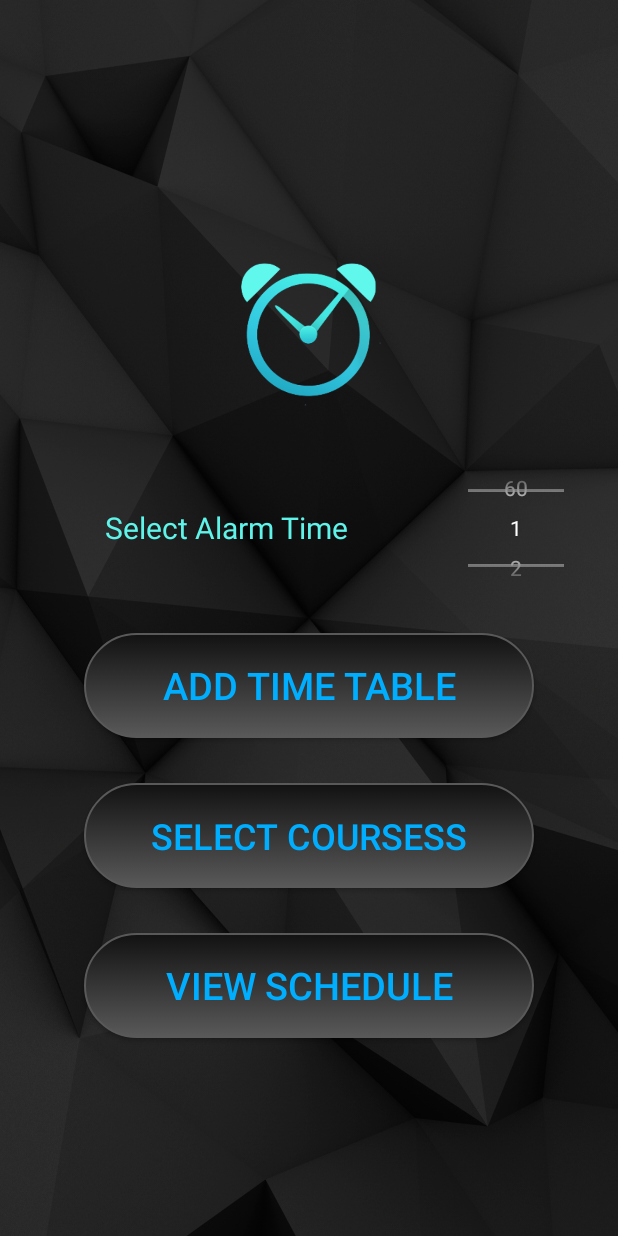
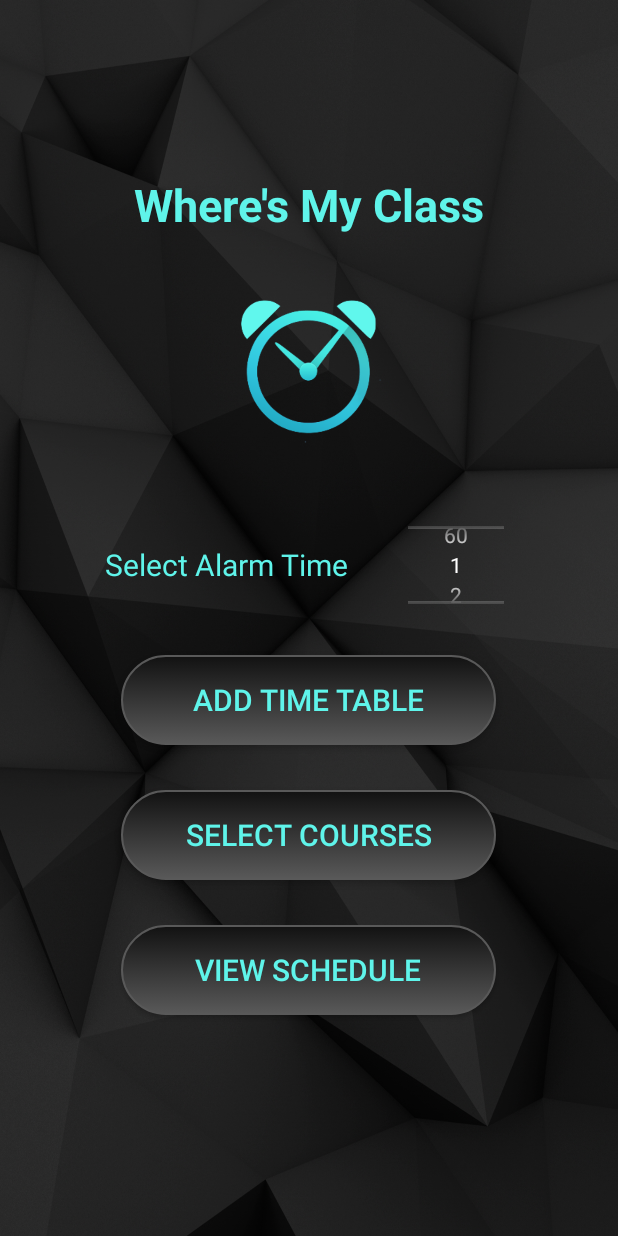
Before and after one commit to Faateh-Jarree/WheresMyClass, an Android app: the Add_Table screen opened directly, with no data from a screen before it, on a phone screen of 412 x 824 dp. Run offline under Robolectric (Android 15) with nearby library versions, the phone set to English and light mode, and no system bars.

Commit message:
5th Commit: Shiza Theme consistancy, navigation drawer items

```diff
--- a/app/src/main/java/com/droids/ffs/smd_project/Add_Table.java
+++ b/app/src/main/java/com/droids/ffs/smd_project/Add_Table.java
@@ -1,8 +1,13 @@
 package com.droids.ffs.smd_project;
 
 import android.app.Activity;
+import android.content.Context;
 import android.content.Intent;
 import android.content.SharedPreferences;
+import android.graphics.Canvas;
+import android.graphics.Color;
+import android.graphics.Paint;
+import android.graphics.Path;
 import android.net.Uri;
 import android.os.Environment;
 import android.support.v7.app.AppCompatActivity;
@@ -12,6 +17,7 @@ import android.view.View;
 import android.view.Window;
 import android.view.WindowManager;
 import android.widget.Button;
+import android.widget.LinearLayout;
 import android.widget.NumberPicker;
 
 import com.droids.ffs.smd_project.SQLite.Class;
@@ -41,12 +47,26 @@ public class Add_Table extends AppCompatActivity {
 
         setContentView(R.layout.add_table);
 
+
         //Initialize buttons and Picker
         init();
 
 
         //for testingg to load dummy data in db
-        DatabaseOperation();
+//        DatabaseOperation();
+
+        String message = getIntent().getStringExtra("message");
+        if(message == "addimeTable"){
+            Intent filepicker = new Intent(Intent.ACTION_GET_CONTENT);
+            filepicker.setType("application/vnd.openxmlformats-officedocument.spreadsheetml.sheet");
+            startActivityForResult(filepicker, 1);
+        }
+        else if (message == "selectCourses"){
+            Intent i = new Intent(this,SelectCourseActivity.class);
+            startActivity(i);
+        }
+
+
     }
 
     // Initializer
@@ -116,23 +136,24 @@ public class Add_Table extends AppCompatActivity {
         }
     }
 
-    public void DatabaseOperation(){
-        //TESTINGGG
-        db = new DBHandler(this);
-        Log.d("Insert","Inserting");
+//    public void DatabaseOperation(){
+//        //TESTINGGG
+//        db = new DBHandler(this);
+//        Log.d("Insert","Inserting");
+//
+//        db.addClass(new Class("Software for mobile devices","B","Monday","8:50","11:00","20","203",R.raw.fastlogo));
+//        db.addClass(new Class("Human Resources","F","Monday","2:00","3:00","10","202",R.raw.fastlogo));
+//        db.addClass(new Class("Artificial Intelligence","F","Tuesday","9:50","11:50","15","303",R.raw.fastlogo));
+//        db.addClass(new Class("Natural language Processing","E","Wednesday","8:50","11:00","20","316",R.raw.fastlogo));
+//        db.addClass(new Class("Deep Learning","B","Thursday","9:00","11:00","20","201",R.raw.fastlogo));
+//        db.addClass(new Class("Leadership","E","Friday","8:50","11:00","20","216",R.raw.fastlogo));
+//
+//        Log.d("Read","Reading");
+//        List<Class> classes = db.getAllClasses();
+//
+//        for(int i=0;i<classes.size();i++){
+//            Log.d("Reading",classes.get(i).getCourseName());
+//        }
+//    }
 
-        db.addClass(new Class("Software for mobile devices","B","Monday","8:50","11:00","20","203",R.raw.fastlogo));
-        db.addClass(new Class("Human Resources","F","Monday","2:00","3:00","10","202",R.raw.fastlogo));
-        db.addClass(new Class("Artificial Intelligence","F","Tuesday","9:50","11:50","15","303",R.raw.fastlogo));
-        db.addClass(new Class("Natural language Processing","E","Wednesday","8:50","11:00","20","316",R.raw.fastlogo));
-        db.addClass(new Class("Deep Learning","B","Thursday","9:00","11:00","20","201",R.raw.fastlogo));
-        db.addClass(new Class("Leadership","E","Friday","8:50","11:00","20","216",R.raw.fastlogo));
-
-        Log.d("Read","Reading");
-        List<Class> classes = db.getAllClasses();
-
-        for(int i=0;i<classes.size();i++){
-            Log.d("Reading",classes.get(i).getCourseName());
-        }
-    }
 }
--- a/app/src/main/java/com/droids/ffs/smd_project/SelectCourse/CardListAdapter.java
+++ b/app/src/main/java/com/droids/ffs/smd_project/SelectCourse/CardListAdapter.java
@@ -60,6 +60,7 @@ public class CardListAdapter extends RecyclerView.Adapter<CardListAdapter.MyView
 
     public void removeItem(int position)
     {
+
         classlist.remove(position);
         notifyItemRemoved(position);
     }
@@ -67,10 +68,7 @@ public class CardListAdapter extends RecyclerView.Adapter<CardListAdapter.MyView
 
     public void restoreItem(Class i, int position)
     {
-
-
         classlist.add(position, i);
-
         notifyItemInserted(position);
     }
 
--- /dev/null
+++ b/app/src/main/res/drawable/ic_access_time_black_24dp.xml
@@ -0,0 +1,5 @@
+<vector android:height="24dp" android:tint="@color/imageViews"
+    android:viewportHeight="24.0" android:viewportWidth="24.0"
+    android:width="24dp" xmlns:android="http://schemas.android.com/apk/res/android">
+    <path android:fillColor="#FF000000" android:pathData="M11.99,2C6.47,2 2,6.48 2,12s4.47,10 9.99,10C17.52,22 22,17.52 22,12S17.52,2 11.99,2zM12,20c-4.42,0 -8,-3.58 -8,-8s3.58,-8 8,-8 8,3.58 8,8 -3.58,8 -8,8zM12.5,7H11v6l5.25,3.15 0.75,-1.23 -4.5,-2.67z"/>
+</vector>
--- /dev/null
+++ b/app/src/main/res/drawable/ic_class_black_24dp.xml
@@ -0,0 +1,5 @@
+<vector android:height="24dp" android:tint="@color/imageViews"
+    android:viewportHeight="24.0" android:viewportWidth="24.0"
+    android:width="24dp" xmlns:android="http://schemas.android.com/apk/res/android">
+    <path android:fillColor="#FF000000" android:pathData="M18,2H6c-1.1,0 -2,0.9 -2,2v16c0,1.1 0.9,2 2,2h12c1.1,0 2,-0.9 2,-2V4c0,-1.1 -0.9,-2 -2,-2zM6,4h5v8l-2.5,-1.5L6,12V4z"/>
+</vector>
--- /dev/null
+++ b/app/src/main/res/drawable/ic_room_black_24dp.xml
@@ -0,0 +1,5 @@
+<vector android:height="24dp" android:tint="@color/imageViews"
+    android:viewportHeight="24.0" android:viewportWidth="24.0"
+    android:width="24dp" xmlns:android="http://schemas.android.com/apk/res/android">
+    <path android:fillColor="#FF000000" android:pathData="M12,2C8.13,2 5,5.13 5,9c0,5.25 7,13 7,13s7,-7.75 7,-13c0,-3.87 -3.13,-7 -7,-7zM12,11.5c-1.38,0 -2.5,-1.12 -2.5,-2.5s1.12,-2.5 2.5,-2.5 2.5,1.12 2.5,2.5 -1.12,2.5 -2.5,2.5z"/>
+</vector>
--- a/app/src/main/res/layout/add_table.xml
+++ b/app/src/main/res/layout/add_table.xml
@@ -8,13 +8,25 @@
     android:id="@+id/rel_view">
 
 
+
+    <TextView
+        android:layout_width="match_parent"
+        android:layout_height="50dp"
+        android:text="Where's My Class"
+        android:textColor="@color/colorAccent"
+        android:textSize="30sp"
+        android:textStyle="bold"
+        android:gravity="center"
+        android:layout_marginTop="-35dp"/>
+
     <ImageView
         android:id="@+id/logo_img"
         android:layout_width="140dp"
         android:layout_height="170dp"
         android:layout_marginBottom="10dp"
         android:layout_centerHorizontal="true"
-        android:src="@drawable/logo2" />
+        android:src="@drawable/logo2"
+        android:layout_marginTop="10dp"/>
 
     <LinearLayout
         android:layout_below="@+id/logo_img"
@@ -25,60 +37,62 @@
         android:layout_centerHorizontal="true"
         android:layout_marginBottom="30dp">
 
+
         <TextView
             android:id="@+id/select_time_tv"
             android:layout_width="wrap_content"
             android:layout_height="wrap_content"
             android:text="@string/addTable_tv"
             android:textColor="@color/colorAccent"
-            android:textSize="20dp"
+            android:textSize="20sp"
             android:layout_marginStart="70dp"
             android:layout_marginTop="26dp"/>
 
         <NumberPicker
             android:id="@+id/number_picker_wgt"
             android:layout_width="wrap_content"
-            android:layout_height="80dp"
+            android:layout_height="60dp"
+            android:layout_marginTop="10dp"
             android:layout_toRightOf="@+id/select_time_tv"
-            android:layout_marginStart="80dp"/>
+            android:layout_marginStart="40dp"/>
     </LinearLayout>
 
 
     <Button
         android:id="@+id/add_time_table_btn"
         android:layout_below="@+id/lin_view"
-        android:layout_width="300dp"
-        android:layout_height="70dp"
+        android:layout_width="250dp"
+        android:layout_height="60dp"
         android:layout_marginBottom="30dp"
         android:background="@drawable/circular_button"
         android:text="@string/addTable_addTimeTable"
-        android:textColor="@color/colorAddTableButton"
-        android:textSize="25dp"
+        android:textColor="@color/colorAccent"
+        android:textSize="20sp"
         android:onClick="onClickAddTable"
         android:layout_centerHorizontal="true"/>
 
     <Button
         android:id="@+id/select_courses_btn"
         android:layout_below="@id/add_time_table_btn"
-        android:layout_width="300dp"
-        android:layout_height="70dp"
+        android:layout_width="250dp"
+        android:layout_height="60dp"
         android:layout_marginBottom="30dp"
         android:background="@drawable/circular_button"
         android:text="@string/addTable_selectCourses"
-        android:textColor="@color/colorAddTableButton"
-        android:textSize="24dp"
+        android:textColor="@color/colorAccent"
+        android:textSize="20sp"
         android:onClick="onClickSelectCourses"
         android:layout_centerHorizontal="true"/>
 
     <Button
         android:id="@+id/view_schedule_btn"
         android:layout_below="@+id/select_courses_btn"
-        android:layout_width="300dp"
-        android:layout_height="70dp"
+        android:layout_width="250dp"
+        android:layout_height="60dp"
         android:background="@drawable/circular_button"
         android:text="@string/addTable_viewSchedule"
-        android:textColor="@color/colorAddTableButton"
-        android:textSize="25dp"
+        android:textColor="@color/colorAccent"
+        android:textSize="20sp"
         android:onClick="onClickViewSchedule"
         android:layout_centerHorizontal="true"/>
 
--- a/app/src/main/res/layout/navigation_drawer.xml
+++ b/app/src/main/res/layout/navigation_drawer.xml
@@ -30,7 +30,7 @@
                 android:id="@+id/toolbars"
                 android:layout_width="match_parent"
                 android:layout_height="?attr/actionBarSize"
-                android:background="#000"
+                android:background="@drawable/black_back"
                 android:theme="@style/ThemeOverlay.AppCompat.ActionBar" />
 
             <android.support.design.widget.CollapsingToolbarLayout
@@ -86,7 +86,8 @@
                 android:id="@+id/htab_viewpager"
                 android:layout_width="match_parent"
                 android:layout_height="match_parent"
-                app:layout_behavior="@string/appbar_scrolling_view_behavior"/>
+                android:background="@drawable/black_back"
+                app:layout_behavior="@string/appbar_scrolling_view_behavior" />
 
         </android.support.design.widget.AppBarLayout>
 
--- a/app/src/main/res/values/strings.xml
+++ b/app/src/main/res/values/strings.xml
@@ -1,8 +1,9 @@
 <resources>
     <string name="app_name">SMD_Project</string>
-    <string name="import_">import</string>
-    <string name="gallery_">gallery</string>
+    <string name="import_">Import Timetable</string>
+    <string name="courses">Select Course</string>
     <string name="slideshow_">slideshow</string>
+    <string name="Reminder">Set reminder time</string>
     <string name="tools_">tools</string>
 
     <string name="repeat_alarms">Repeat Alarms</string>
@@ -11,6 +12,6 @@
     <string name="navigation_drawer_close">Close navigation drawer</string>
     <string name="addTable_addTimeTable">Add Time Table</string>
     <string name="addTable_tv">Select Alarm Time</string>
-    <string name="addTable_selectCourses">Select Coursess</string>
+    <string name="addTable_selectCourses">Select Courses</string>
     <string name="addTable_viewSchedule">View Schedule</string>
 </resources>
```
Also changed, not shown: app/src/main/java/com/droids/ffs/smd_project/MainActivity.java (+2 -21 lines), app/src/main/java/com/droids/ffs/smd_project/SelectCourse/SelectCourseActivity.java (+35 -3 lines), app/src/main/java/com/droids/ffs/smd_project/ViewSchedule.java (+114 -114 lines), app/src/main/java/com/droids/ffs/smd_project/ViewWeeklySchedule/ViewScheduleActivity.java (+15 -2 lines), app/src/main/res/drawable/ic_access_alarm_black_24dp.xml (added, +9 -0 lines), app/src/main/res/layout/cardlist_select_course.xml (+6 -11 lines), app/src/main/res/layout/select_course.xml (+8 -5 lines), app/src/main/res/layout/view_schedule_rowstyle.xml (+69 -14 lines), app/src/main/res/menu/drawer_view.xml (+9 -3 lines), app/src/main/res/values/colors.xml (+6 -2 lines).
